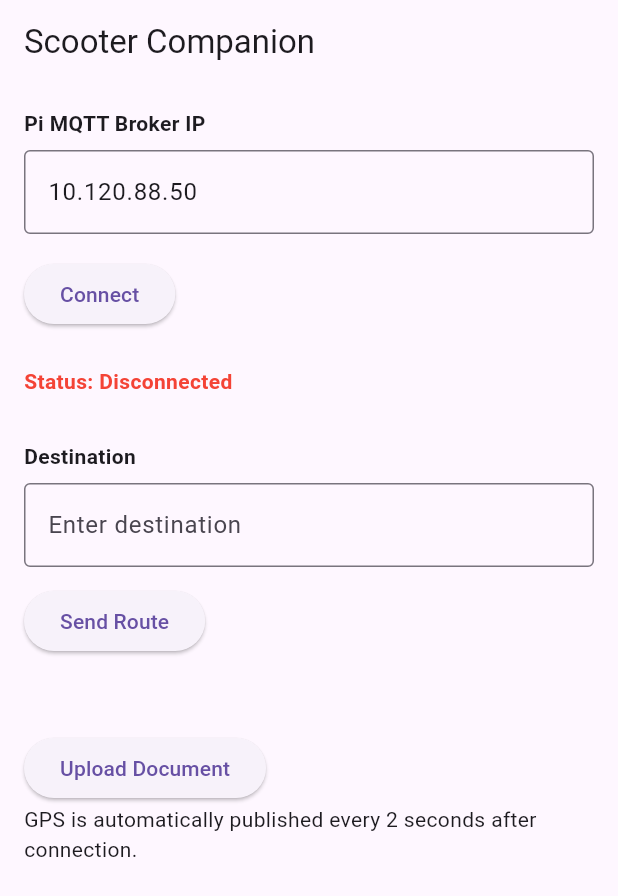
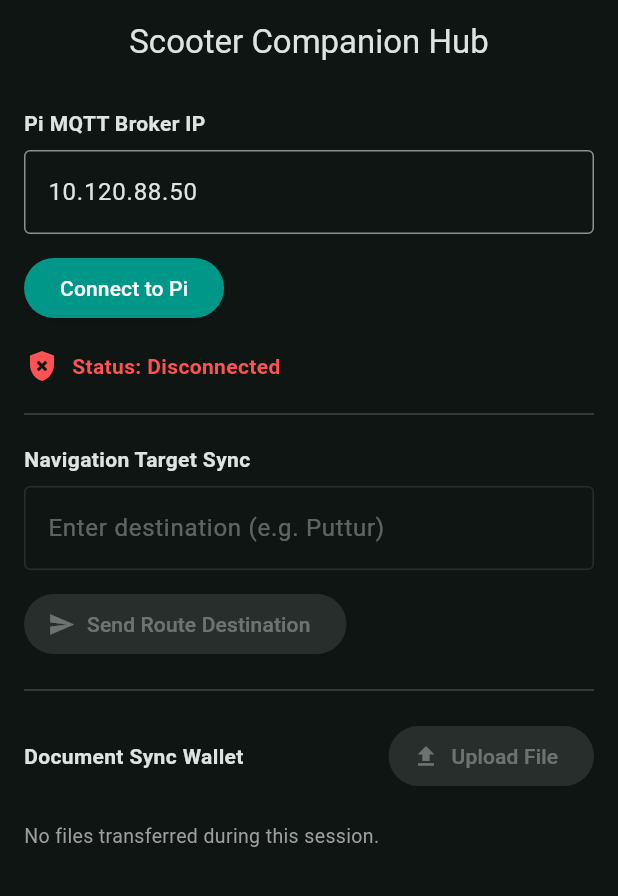
Before and after one commit to sudarshanpadekal/scooter_mobile_app, a Flutter app: the screen it shows after launch, on a phone screen of 412 x 824 dp. Shown: the top 896 px of the screen. Run offline on Flutter 3.47's test engine with Material 3 defaults, Android fonts, the phone set to English and light mode, and no system bars; our stand-ins replace file_picker, geolocator; missing offline and left inert: mqtt_client.

Commit message:
First changes

```diff
--- a/lib/main.dart
+++ b/lib/main.dart
@@ -1,12 +1,11 @@
 import 'dart:convert';
 import 'dart:io';
-
 import 'package:file_picker/file_picker.dart';
-
 import 'package:flutter/material.dart';
 
-import 'services/mqtt_service.dart';
-import 'services/gps_service.dart';
+// Explicit relative paths to match your folder structure exactly
+import './services/mqtt_service.dart';
+import './services/gps_service.dart';
 
 void main() {
   runApp(const ScooterApp());
@@ -22,6 +21,10 @@ class ScooterApp extends StatelessWidget {
       debugShowCheckedModeBanner: false,
       theme: ThemeData(
         useMaterial3: true,
+        colorScheme: ColorScheme.fromSeed(
+          seedColor: Colors.teal,
+          brightness: Brightness.dark
+        ),
       ),
       home: const DashboardPage(),
     );
@@ -32,268 +35,234 @@ class DashboardPage extends StatefulWidget {
   const DashboardPage({super.key});
 
   @override
-  State<DashboardPage> createState() =>
-      _DashboardPageState();
+  State<DashboardPage> createState() => _DashboardPageState();
 }
 
-class _DashboardPageState
-    extends State<DashboardPage> {
-
+class _DashboardPageState extends State<DashboardPage> {
   final mqtt = MQTTService();
-
   final gps = GPSService();
 
-  final TextEditingController
-      destinationController =
-      TextEditingController();
+  late final TextEditingController ipController;
+  final TextEditingController destinationController = TextEditingController();
 
-  bool connected = false;
-
-  String brokerIp =
-      "10.120.88.50";
+  // Tracks uploaded file names in the session to execute delete requests easily
+  final List<String> _sessionDocuments = [];
 
   @override
   void initState() {
     super.initState();
+    // Initialize controller once to prevent typing refresh glitches
+    ipController = TextEditingController(text: "10.120.88.50");
+
+    // Rebuild UI dynamically whenever MQTT connection status flags change
+    mqtt.addListener(() {
+      if (mounted) setState(() {});
+    });
   }
 
-  Future<void> connectBroker() async {
+  @override
+  void dispose() {
+    ipController.dispose();
+    destinationController.dispose();
+    gps.stop();
+    mqtt.dispose();
+    super.dispose();
+  }
+
+  Future<void> toggleBrokerConnection() async {
+    if (mqtt.isConnected) {
+      await gps.stop();
+      mqtt.disconnect();
+      return;
+    }
+
     try {
-      await mqtt.connect(
-        brokerIp,
-      );
+      bool success = await mqtt.connect(ipController.text.trim());
 
-      gps.start(
-        mqtt,
-      );
-
-      setState(() {
-        connected = true;
-      });
-
-      if (!mounted) return;
-
-      ScaffoldMessenger.of(context)
-          .showSnackBar(
-        const SnackBar(
-          content:
-              Text("MQTT Connected"),
-        ),
-      );
+      if (success) {
+        await gps.start(mqtt);
+        if (!mounted) return;
+        ScaffoldMessenger.of(context).showSnackBar(
+          const SnackBar(content: Text("MQTT Connected & GPS Streaming")),
+        );
+      }
     } catch (e) {
       if (!mounted) return;
-
-      ScaffoldMessenger.of(context)
-          .showSnackBar(
-        SnackBar(
-          content: Text(
-            "Connection Failed: $e",
-          ),
-        ),
+      ScaffoldMessenger.of(context).showSnackBar(
+        SnackBar(content: Text("Connection Failed: $e")),
       );
     }
   }
 
   void sendDestination() {
-    if (!connected) return;
+    if (!mqtt.isConnected) return;
 
+    // Matches specification topic: scooter/destination
     mqtt.publish(
-      "scooter/navigation",
-      {
-        "destination":
-            destinationController.text
-      },
+      "scooter/destination",
+      {"destination": destinationController.text.trim()},
     );
 
-    ScaffoldMessenger.of(context)
-        .showSnackBar(
-      const SnackBar(
-        content: Text(
-          "Destination Sent",
-        ),
-      ),
+    ScaffoldMessenger.of(context).showSnackBar(
+      const SnackBar(content: Text("Destination route payload sent")),
     );
   }
 
   Future<void> uploadDocument() async {
+    if (!mqtt.isConnected) return;
 
-  if (!connected) {
-    return;
+    // Filter to accept precisely what your Pi backend expects
+    FilePickerResult? result = await FilePicker.platform.pickFiles(
+      type: FileType.custom,
+      allowedExtensions: ['pdf', 'jpg', 'png', 'txt'],
+    );
+
+    if (result == null || result.files.single.path == null) return;
+
+    File file = File(result.files.single.path!);
+    List<int> bytes = await file.readAsBytes();
+    String encoded = base64Encode(bytes);
+    String filename = result.files.single.name;
+
+    // Matches specification payload: scooter/docs/upload
+    mqtt.publish(
+      "scooter/docs/upload",
+      {
+        "filename": filename,
+        "file": encoded,
+      },
+    );
+
+    setState(() {
+      if (!_sessionDocuments.contains(filename)) {
+        _sessionDocuments.add(filename);
+      }
+    });
+
+    if (!mounted) return;
+    ScaffoldMessenger.of(context).showSnackBar(
+      SnackBar(content: Text("$filename converted to Base64 and uploaded")),
+    );
   }
 
-  FilePickerResult? result =
-      await FilePicker.platform
-          .pickFiles();
+  void deleteDocument(String filename, int index) {
+    if (!mqtt.isConnected) return;
 
-  if (result == null) {
-    return;
+    // Matches specification payload: scooter/docs/delete
+    mqtt.publish(
+      "scooter/docs/delete",
+      {"filename": filename},
+    );
+
+    setState(() {
+      _sessionDocuments.removeAt(index);
+    });
+
+    ScaffoldMessenger.of(context).showSnackBar(
+      SnackBar(content: Text("Deletion request sent for $filename")),
+    );
   }
 
-  File file = File(
-    result.files.single.path!,
-  );
+  @override
+  Widget build(BuildContext context) {
+    bool connected = mqtt.isConnected;
 
-  List<int> bytes =
-      await file.readAsBytes();
-
-  String encoded =
-      base64Encode(bytes);
-
-  mqtt.publish(
-    "scooter/docs/upload",
-    {
-      "filename":
-          result.files.single.name,
-
-      "file":
-          encoded,
-    },
-  );
-
-  if (!mounted) return;
-
-  ScaffoldMessenger.of(context)
-      .showSnackBar(
-    SnackBar(
-      content: Text(
-        "${result.files.single.name} uploaded",
-      ),
-    ),
-  );
-}
-
-  @override
-  Widget build(
-      BuildContext context) {
     return Scaffold(
       appBar: AppBar(
-        title: const Text(
-          "Scooter Companion",
-        ),
+        title: const Text("Scooter Companion Hub"),
+        centerTitle: true,
       ),
-      body: Padding(
-        padding:
-            const EdgeInsets.all(16),
+      body: SingleChildScrollView(
+        padding: const EdgeInsets.all(16),
         child: Column(
-          crossAxisAlignment:
-              CrossAxisAlignment.start,
+          crossAxisAlignment: CrossAxisAlignment.start,
           children: [
-
-            const Text(
-              "Pi MQTT Broker IP",
-              style: TextStyle(
-                fontWeight:
-                    FontWeight.bold,
+            const Text("Pi MQTT Broker IP", style: TextStyle(fontWeight: FontWeight.bold)),
+            const SizedBox(height: 8),
+            TextField(
+              controller: ipController,
+              decoration: const InputDecoration(
+                border: OutlineInputBorder(),
+                hintText: "e.g. 10.120.88.50"
               ),
+              enabled: !connected,
             ),
-
-            const SizedBox(
-              height: 8,
+            const SizedBox(height: 12),
+            ElevatedButton(
+              onPressed: toggleBrokerConnection,
+              style: ElevatedButton.styleFrom(
+                backgroundColor: connected ? Colors.redAccent : Colors.teal,
+                foregroundColor: Colors.white,
+              ),
+              child: Text(connected ? "Disconnect Broker" : "Connect to Pi"),
             ),
-
+            const SizedBox(height: 16),
+            Row(
+              children: [
+                Icon(
+                  connected ? Icons.radar : Icons.gpp_bad,
+                  color: connected ? Colors.greenAccent : Colors.redAccent
+                ),
+                const SizedBox(width: 8),
+                Text(
+                  connected ? "Status: Live (GPS streaming every 2s)" : "Status: Disconnected",
+                  style: TextStyle(color: connected ? Colors.greenAccent : Colors.redAccent, fontWeight: FontWeight.bold),
+                ),
+              ],
+            ),
+            const Divider(height: 40),
+            const Text("Navigation Target Sync", style: TextStyle(fontWeight: FontWeight.bold)),
+            const SizedBox(height: 8),
             TextField(
-              decoration:
-                  const InputDecoration(
-                border:
-                    OutlineInputBorder(),
+              controller: destinationController,
+              decoration: const InputDecoration(
+                hintText: "Enter destination (e.g. Puttur)",
+                border: OutlineInputBorder()
               ),
-              controller:
-                  TextEditingController(
-                text: brokerIp,
-              ),
-              onChanged: (value) {
-                brokerIp = value;
-              },
+              enabled: connected,
             ),
-
-            const SizedBox(
-              height: 16,
+            const SizedBox(height: 12),
+            ElevatedButton.icon(
+              onPressed: connected ? sendDestination : null,
+              icon: const Icon(Icons.send),
+              label: const Text("Send Route Destination"),
             ),
-
-            ElevatedButton(
-              onPressed:
-                  connectBroker,
-              child: Text(
-                connected
-                    ? "Connected"
-                    : "Connect",
-              ),
+            const Divider(height: 40),
+            Row(
+              mainAxisAlignment: MainAxisAlignment.spaceBetween,
+              children: [
+                const Text("Document Sync Wallet", style: TextStyle(fontWeight: FontWeight.bold)),
+                ElevatedButton.icon(
+                  onPressed: connected ? uploadDocument : null,
+                  icon: const Icon(Icons.file_upload),
+                  label: const Text("Upload File"),
+                ),
+              ],
             ),
-
-            const SizedBox(
-              height: 24,
-            ),
-
-            Text(
-              connected
-                  ? "Status: Connected"
-                  : "Status: Disconnected",
-              style: TextStyle(
-                color: connected
-                    ? Colors.green
-                    : Colors.red,
-                fontWeight:
-                    FontWeight.bold,
-              ),
-            ),
-
-            const SizedBox(
-              height: 30,
-            ),
-
-            const Text(
-              "Destination",
-              style: TextStyle(
-                fontWeight:
-                    FontWeight.bold,
-              ),
-            ),
-
-            const SizedBox(
-              height: 8,
-            ),
-
-            TextField(
-              controller:
-                  destinationController,
-              decoration:
-                  const InputDecoration(
-                hintText:
-                    "Enter destination",
-                border:
-                    OutlineInputBorder(),
-              ),
-            ),
-
-            const SizedBox(
-              height: 12,
-            ),
-
-            ElevatedButton(
-              onPressed:
-                  sendDestination,
-              child: const Text(
-                "Send Route",
-              ),
-            ),
-
-            const SizedBox(
-              height: 30,
-            ),
-            const SizedBox(
-  height: 20,
-),
-
-ElevatedButton(
-  onPressed:
-      uploadDocument,
-  child: const Text(
-    "Upload Document",
-  ),
-),
-            const Text(
-              "GPS is automatically published every 2 seconds after connection.",
-            ),
+            const SizedBox(height: 12),
+            _sessionDocuments.isEmpty
+                ? const Padding(
+                    padding: EdgeInsets.symmetric(vertical: 8.0),
+                    child: Text("No files transferred during this session.", style: TextStyle(color: Colors.grey, fontSize: 13)),
+                  )
+                : ListView.builder(
+                    shrinkWrap: true,
+                    physics: const NeverScrollableScrollPhysics(),
+                    itemCount: _sessionDocuments.length,
+                    itemBuilder: (context, index) {
+                      final file = _sessionDocuments[index];
+                      return Card(
+                        child: ListTile(
+                          leading: const Icon(Icons.file_present, color: Colors.tealAccent),
+                          title: Text(file, style: const TextStyle(fontSize: 14)),
+                          trailing: IconButton(
+                            icon: const Icon(Icons.delete_outline, color: Colors.redAccent),
+                            onPressed: connected ? () => deleteDocument(file, index) : null,
+                          ),
+                        ),
+                      );
+                    },
+                  ),
           ],
         ),
       ),
```
Also changed, not shown: lib/services/gps_service.dart (+38 -64 lines), lib/services/mqtt_service.dart (+45 -36 lines), pubspec.yaml (+3 -69 lines), pubspec.lock, 1 other file.
